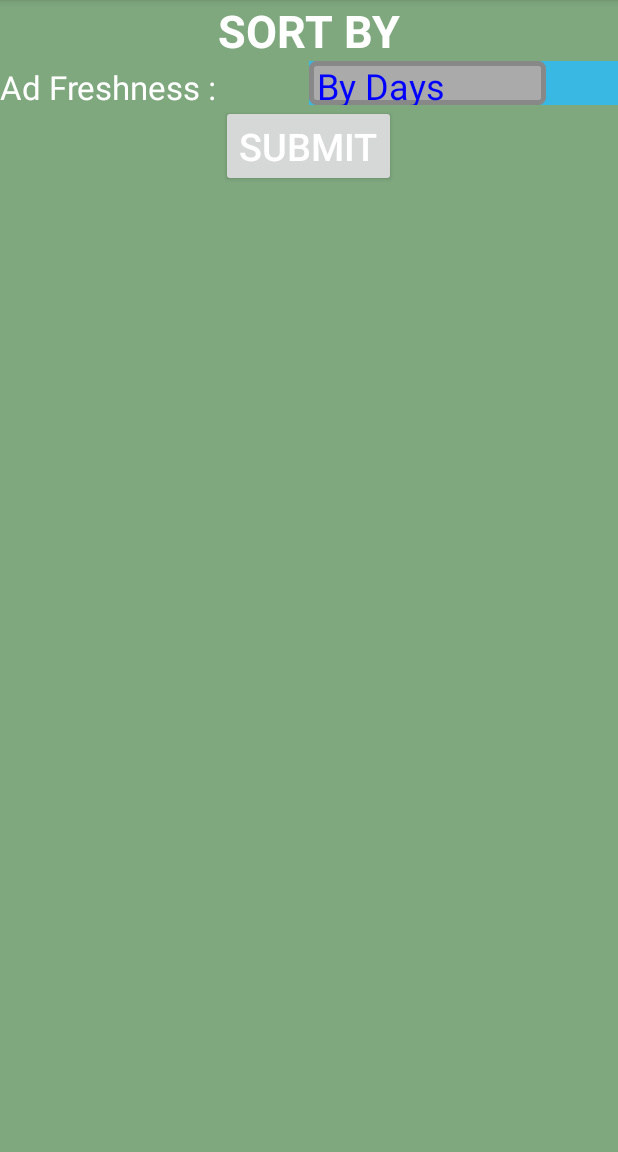
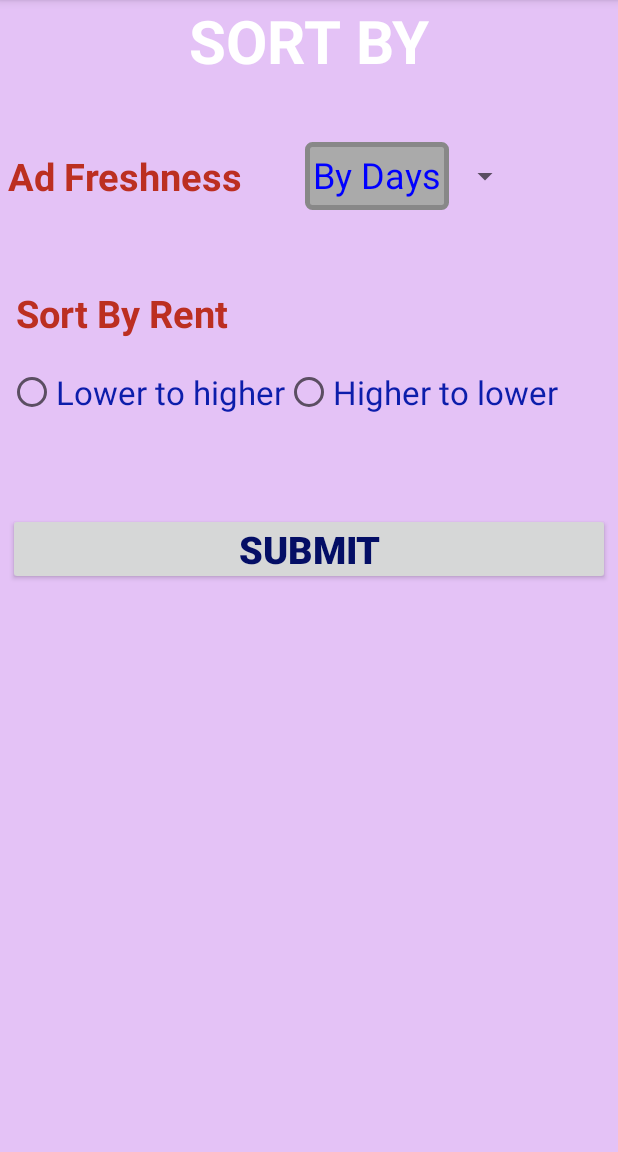
Before and after one commit to Deepakb09/PGFinder-Pro, an Android app: the screen it shows after launch (MainActivity), after a tap on "SORT BY", on a phone screen of 412 x 824 dp, the part 84-1236 px from its top. Run offline under Robolectric (Android 15) with nearby library versions, the phone set to English and light mode, and no system bars.

Commit message:
ThirdCommit(23Oct)WithSortByRent

```diff
--- a/app/src/main/java/com/deepak/pgfinder_pro/PGDatabase.java
+++ b/app/src/main/java/com/deepak/pgfinder_pro/PGDatabase.java
@@ -83,15 +83,22 @@ public class PGDatabase {
         return pgDetailsArrayList;
     }
 
-    public ArrayList<PGDetails> querySortedPGDetails(String fromdate){
-        String date = fromdate.trim();
-        int id = 1;
+    public ArrayList<PGDetails> querySortedPGDetails(String fromdate, int rent){
+        //String date = fromdate.trim();
+        //int id = 0;
+        Cursor cursor = null;
         ArrayList<PGDetails> pgDetailsArrayList = new ArrayList<PGDetails>();
-        Cursor cursor = sqLiteDatabase.query("pgdetails", null, "dateofposting = ?", new String[]{date}, null, null, null, null);
-        if(cursor.moveToNext() == true) {
+        //Cursor cursor = sqLiteDatabase.query("pgdetails", null, null, null, null, null, null, null);
+        /*if(cursor.moveToNext() == true) {
             id = cursor.getInt(0);
         }
-        cursor = sqLiteDatabase.query("pgdetails", null, "_id >= ?", new String[]{""+id}, null, null, null, null);
+        cursor = sqLiteDatabase.query("pgdetails", null, "_id >= ?", new String[]{""+id}, null, null, null, null);*/
+        if(rent == 1) {
+            cursor = sqLiteDatabase.query("pgdetails", null, null, null, null, null, "pgrent" + " ASC", null);
+        }
+        else if(rent == 2){
+            cursor = sqLiteDatabase.query("pgdetails", null, null, null, null, null, "pgrent" + " DESC", null);
+        }
         while(cursor.moveToNext() == true) {
             pgDetails = new PGDetails(cursor.getString(1), cursor.getString(2), cursor.getString(3), cursor.getString(4),
                     cursor.getString(5), cursor.getString(6), cursor.getString(7), cursor.getString(8), cursor.getString(9),
--- a/app/src/main/java/com/deepak/pgfinder_pro/SearchPG.java
+++ b/app/src/main/java/com/deepak/pgfinder_pro/SearchPG.java
@@ -66,12 +66,13 @@ public class SearchPG extends Fragment {
         }
         else{
             String fromdate = bundle.getString("fromdate");
+            int rent = bundle.getInt("rent");
             myAdapter = new MyAdapter();
 
             pgDatabase = new PGDatabase(getActivity());
             pgDatabase.open();
 
-            pgDetailsArrayList = pgDatabase.querySortedPGDetails(fromdate);
+            pgDetailsArrayList = pgDatabase.querySortedPGDetails(fromdate, rent);
             //pgDetailsArrayList = pgDatabase.queryPGDetails();
             listView1.setAdapter(myAdapter);
         }
@@ -84,7 +85,7 @@ public class SearchPG extends Fragment {
                 FragmentManager manager = getActivity().getSupportFragmentManager();
                 FragmentTransaction fragmentTransaction = manager.beginTransaction();
                 fragmentTransaction.replace(R.id.container1, sortBy);
-                fragmentTransaction.addToBackStack(null);
+                //fragmentTransaction.addToBackStack(null);
                 fragmentTransaction.commit();
             }
         });
@@ -137,7 +138,7 @@ public class SearchPG extends Fragment {
             textView2.setText(pgDetails.getPgcity());
             textView3.setText(pgDetails.getPgname());
             textView4.setText(pgDetails.getContact());
-            //textView5.setText(pgDetails.getPgrent());
+            textView5.setText(pgDetails.getPgrent());
 
             //Toast.makeText(getActivity(), "Lat : "+pgDetails.getLatitude()+"\nLon :"+pgDetails.getLongitude(), Toast.LENGTH_SHORT).show();
 
--- a/app/src/main/java/com/deepak/pgfinder_pro/SortBy.java
+++ b/app/src/main/java/com/deepak/pgfinder_pro/SortBy.java
@@ -1,7 +1,6 @@
 package com.deepak.pgfinder_pro;
 
 
-import android.graphics.Color;
 import android.os.Bundle;
 import android.support.v4.app.Fragment;
 import android.support.v4.app.FragmentManager;
@@ -12,6 +11,8 @@ import android.view.ViewGroup;
 import android.widget.AdapterView;
 import android.widget.ArrayAdapter;
 import android.widget.Button;
+import android.widget.RadioButton;
+import android.widget.RadioGroup;
 import android.widget.Spinner;
 import android.widget.TextView;
 import android.widget.Toast;
@@ -30,10 +31,15 @@ public class SortBy extends Fragment {
     TextView textView1,textView2,textView3;
     Spinner spinner1,spinner2;
     Button button;
+
+    RadioGroup radioGroup1;
+    RadioButton radioButton1, radioButton2;
+
     String[] noOfDays = {"By Days", "0", "1", "5", "10", "15", "20", "25", "30"};
     ArrayList<String> arrayList1,arrayList2;
     ArrayAdapter arrayAdapter1,arrayAdapter2;
     int day;
+    int rent;
     private int mSelectedIndex = -1;
 
     public SortBy() {
@@ -48,7 +54,12 @@ public class SortBy extends Fragment {
         View v = inflater.inflate(R.layout.fragment_sort_by, container, false);
         textView1 = (TextView) v.findViewById(R.id.textView1);
         textView2 = (TextView) v.findViewById(R.id.textView2);
-        //textView3 = (TextView) v.findViewById(R.id.textView3);
+        textView3 = (TextView) v.findViewById(R.id.textView3);
+
+        radioGroup1 = (RadioGroup) v.findViewById(R.id.radiogroup1);
+        radioButton1 = (RadioButton) v.findViewById(R.id.lowToHigh);
+        radioButton2 = (RadioButton) v.findViewById(R.id.highToLow);
+
         spinner1 = (Spinner) v.findViewById(R.id.spinner1);
         //spinner2 = (Spinner) v.findViewById(R.id.spinner2);
         button = (Button) v.findViewById(R.id.button1);
@@ -64,12 +75,12 @@ public class SortBy extends Fragment {
             @Override
             public void onItemSelected(AdapterView<?> parent, View view, int position, long id) {
 
-                int selected = spinner1.getSelectedItemPosition();
+                /*int selected = spinner1.getSelectedItemPosition();
                 if (position == selected) {
                     spinner1.setBackgroundColor(Color.rgb(56,184,226));
                 } else {
                     spinner1.setBackgroundColor(Color.TRANSPARENT);
-                }
+                }*/
                 // On selecting a spinner item
                 String day1 = noOfDays[position];
                 if(day1.matches("[0-9]+"))
@@ -80,7 +91,25 @@ public class SortBy extends Fragment {
 
             @Override
             public void onNothingSelected(AdapterView<?> parent) {
+            }
+        });
 
+        radioGroup1.setOnCheckedChangeListener(new RadioGroup.OnCheckedChangeListener() {
+            @Override
+            public void onCheckedChanged(RadioGroup group, int checkedId) {
+                radioButton1.setOnClickListener(new View.OnClickListener() {
+                    @Override
+                    public void onClick(View v) {
+                        rent = 1;
+                    }
+                });
+
+                radioButton2.setOnClickListener(new View.OnClickListener() {
+                    @Override
+                    public void onClick(View v) {
+                        rent = 2;
+                    }
+                });
             }
         });
 
@@ -96,9 +125,11 @@ public class SortBy extends Fragment {
                 Date todate1 = cal.getTime();
                 String fromdate = dateFormat.format(todate1);
                 Toast.makeText(getActivity(), fromdate, Toast.LENGTH_SHORT).show();
+
                 SearchPG searchPG = new SearchPG();
                 Bundle bundle = new Bundle();
                 bundle.putString("fromdate", fromdate);
+                bundle.putInt("rent", rent);
                 searchPG.setArguments(bundle);
                 FragmentManager manager = getActivity().getSupportFragmentManager();
                 FragmentTransaction fragmentTransaction = manager.beginTransaction();
--- a/app/src/main/res/layout/fragment_sort_by.xml
+++ b/app/src/main/res/layout/fragment_sort_by.xml
@@ -3,40 +3,102 @@
     android:layout_width="match_parent"
     android:layout_height="match_parent"
     android:orientation="vertical"
-    android:background="#7fa87f"
-    tools:context="com.deepak.pgfinder_pro.SortBy">
+    android:background="#e4c2f6"
+    tools:context="com.deepak.pgfinder_pro.SortBy"
+    android:weightSum="1">
 
     <TextView
         android:layout_width="wrap_content"
         android:layout_height="wrap_content"
         android:id="@+id/textView1"
         android:text="SORT BY"
-        android:textSize="30sp"
+        android:textSize="40sp"
         android:textStyle="bold"
         android:layout_gravity="center"
         android:textColor="#FFF"/>
+
+    <TextView
+        android:layout_width="match_parent"
+        android:layout_height="wrap_content"
+        android:textSize="30sp"/>
 
     <LinearLayout
         android:layout_width="match_parent"
         android:layout_height="wrap_content"
         android:orientation="horizontal">
         <TextView
-            android:layout_width="0dp"
-            android:layout_weight="1"
+            android:layout_width="wrap_content"
             android:layout_height="wrap_content"
             android:id="@+id/textView2"
-            android:text="Ad Freshness :  "
-            android:textSize="22sp"
-            android:background="#7fa87f"
-            android:textColor="#FFF"/>
+            android:text="Ad Freshness "
+            android:textStyle="bold"
+            android:textSize="25sp"
+            android:textColor="#bc2f21"
+            android:layout_margin="5dp"/>
+        <TextView
+            android:layout_width="30sp"
+            android:layout_height="match_parent" />
 
         <Spinner
-            android:layout_width="0dp"
-            android:layout_weight="1"
+            android:layout_width="wrap_content"
             android:layout_height="match_parent"
             android:id="@+id/spinner1"
-            android:focusable="false" />
+            android:layout_gravity="end" />
     </LinearLayout>
+
+    <TextView
+        android:layout_width="match_parent"
+        android:layout_height="wrap_content"
+        android:textSize="30sp"/>
+
+    <LinearLayout
+        android:layout_width="match_parent"
+        android:layout_height="wrap_content"
+        android:orientation="vertical"
+        android:layout_margin="5dp">
+        <TextView
+            android:layout_width="match_parent"
+            android:layout_height="wrap_content"
+            android:id="@+id/textView3"
+            android:text="Sort By Rent"
+            android:textSize="25sp"
+            android:textStyle="bold"
+            android:textColor="#bc2f21"
+            android:layout_margin="5dp"/>
+        <TextView
+            android:layout_width="match_parent"
+            android:layout_height="wrap_content"
+            android:textSize="10sp"/>
+
+        <LinearLayout
+            android:layout_width="match_parent"
+            android:layout_height="wrap_content">
+
+            <RadioGroup xmlns:android="http://schemas.android.com/apk/res/android"
+                android:layout_width="match_parent"
+                android:layout_height="wrap_content"
+                android:orientation="horizontal"
+                android:id="@+id/radiogroup1">
+                <RadioButton android:id="@+id/lowToHigh"
+                    android:layout_width="wrap_content"
+                    android:layout_height="wrap_content"
+                    android:text="Lower to higher"
+                    android:textSize="22sp"
+                    android:textColor="#0c1dab"/>
+                <RadioButton android:id="@+id/highToLow"
+                    android:layout_width="wrap_content"
+                    android:layout_height="wrap_content"
+                    android:text="Higher to lower"
+                    android:textSize="22sp"
+                    android:textColor="#0c1dab"/>
+            </RadioGroup>
+        </LinearLayout>
+    </LinearLayout>
+
+    <TextView
+        android:layout_width="match_parent"
+        android:layout_height="wrap_content"
+        android:textSize="40sp"/>
 
     <!--<LinearLayout
         android:layout_width="match_parent"
@@ -59,12 +121,14 @@
             android:id="@+id/spinner2"></Spinner>
     </LinearLayout>-->
     <Button
-        android:layout_width="wrap_content"
+        android:layout_width="match_parent"
         android:layout_height="wrap_content"
         android:id="@+id/button1"
         android:text="@string/submit"
         android:textSize="25sp"
-        android:textColor="#FFF"
-        android:layout_gravity="center|bottom" />
+        android:textStyle="bold"
+        android:textColor="#040e65"
+        android:padding="5dp"
+        android:layout_margin="5dp" />
 
 </LinearLayout>
--- a/app/src/main/res/layout/spinnerrow.xml
+++ b/app/src/main/res/layout/spinnerrow.xml
@@ -6,6 +6,6 @@
     android:id="@+id/textView1"
     android:textColor="#00F"
     android:background="@drawable/spinnershape"
-    android:paddingLeft="5sp"
+    android:padding="5sp"
     android:layout_margin="4sp"/><!--
     android:layout_margin="5sp"/>-->
```
